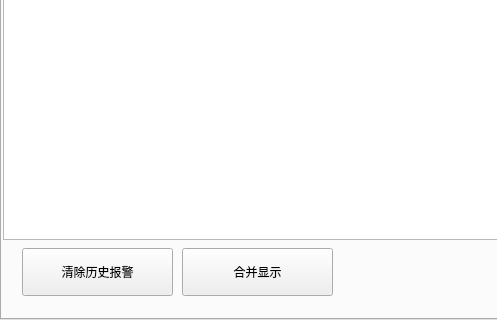
Qt form alarmform.ui (Jade-yun/MachineTool) before a commit; both pictures show x 0 to 497 and y 261 to 581 of the 1024 by 581 pixel window.
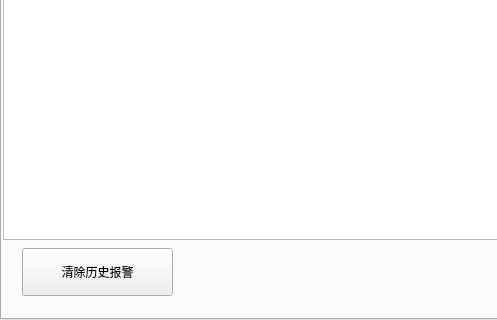
The same form after that commit. Icons and pictures are not drawn.

What changed in the file:
```diff
--- a/alarmform.ui
+++ b/alarmform.ui
@@ -146,57 +146,6 @@
       <bool>false</bool>
      </attribute>
     </widget>
-    <widget class="QPushButton" name="btnDelete_25">
-     <property name="geometry">
-      <rect>
-       <x>180</x>
-       <y>480</y>
-       <width>151</width>
-       <height>48</height>
-      </rect>
-     </property>
-     <property name="sizePolicy">
-      <sizepolicy hsizetype="Preferred" vsizetype="Preferred">
-       <horstretch>0</horstretch>
-       <verstretch>0</verstretch>
-      </sizepolicy>
-     </property>
-     <property name="minimumSize">
-      <size>
-       <width>151</width>
-       <height>48</height>
-      </size>
-     </property>
-     <property name="maximumSize">
-      <size>
-       <width>151</width>
-       <height>48</height>
-      </size>
-     </property>
-     <property name="font">
-      <font>
-       <family>SimSun</family>
-       <weight>50</weight>
-       <bold>false</bold>
-      </font>
-     </property>
-     <property name="styleSheet">
-      <string notr="true"/>
-     </property>
-     <property name="text">
-      <string>合并显示</string>
-     </property>
-     <property name="icon">
-      <iconset resource="images.qrc">
-       <normaloff>:/images/combin_show.png</normaloff>:/images/combin_show.png</iconset>
-     </property>
-     <property name="iconSize">
-      <size>
-       <width>25</width>
-       <height>50</height>
-      </size>
-     </property>
-    </widget>
     <widget class="QPushButton" name="btnClearAlarm">
      <property name="geometry">
       <rect>
```
Left out of the diff: 4 changed lines with no effect on the pictures.
